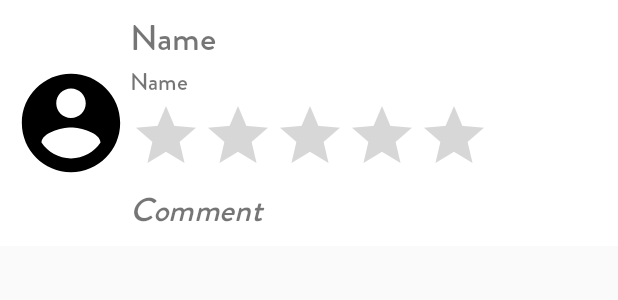
After one commit to Konjuhi/EkstremEat, an Android app: the layout layout_comment_item.xml on its own in the app's theme, with its tools: preview values and no code run, on a phone screen of 412 x 824 dp. The commit adds this screen. Shown: the top 300 px of the screen. Run offline under Robolectric (Android 15) with nearby library versions, the phone set to English and light mode, and no system bars.

Commit message:
comments

```diff
--- a/app/src/main/java/com/kotlin/ekstremeat/Adapter/MyFoodListAdapter.kt
+++ b/app/src/main/java/com/kotlin/ekstremeat/Adapter/MyFoodListAdapter.kt
@@ -32,10 +32,10 @@ RecyclerView.Adapter<MyFoodListAdapter.MyViewHolder>(){
         holder.txt_food_price!!.text=foodList[position].price.toString()
 
         //Event
-
         holder.setListener(object:IRecyclerItemClickListener{
             override fun onItemClick(view: View, pos: Int) {
                 Common.foodSelected = foodList[pos]
+                Common.foodSelected!!.key = pos.toString()
                 EventBus.getDefault().postSticky(FoodItemClick(true,foodList[pos]))
             }
 
@@ -58,6 +58,7 @@ RecyclerView.Adapter<MyFoodListAdapter.MyViewHolder>(){
 
         internal var listener: IRecyclerItemClickListener?=null
 
+
         fun setListener(listener: IRecyclerItemClickListener)
         {
             this.listener = listener
--- a/app/src/main/java/com/kotlin/ekstremeat/Common/Common.kt
+++ b/app/src/main/java/com/kotlin/ekstremeat/Common/Common.kt
@@ -5,6 +5,7 @@ import com.kotlin.ekstremeat.Model.FoodModel
 import com.kotlin.ekstremeat.Model.UserModel
 
 object Common {
+    val COMMENT_REF: String = "Comment"
     var foodSelected:FoodModel? =null
     var categorySelected:CategoryModel?=null
     val CATEGORY_REF: String = "Category"
--- a/app/src/main/java/com/kotlin/ekstremeat/Model/FoodModel.kt
+++ b/app/src/main/java/com/kotlin/ekstremeat/Model/FoodModel.kt
@@ -1,7 +1,7 @@
 package com.kotlin.ekstremeat.Model
 
 class FoodModel {
-
+    var key:String?=null
     var name:String? = null
     var image:String?=null
     var id:String?=null
@@ -10,4 +10,7 @@ class FoodModel {
     var addon:List<AddonModel> = ArrayList<AddonModel>()
     var size:List<SizeModel> = ArrayList<SizeModel>()
 
+    var ratingValue:Double = 0.toDouble()
+    var ratingCount:Long = 0.toLong()
+
 }
--- /dev/null
+++ b/app/src/main/res/drawable/ic_account_circle_black_24dp.xml
@@ -0,0 +1,9 @@
+<vector xmlns:android="http://schemas.android.com/apk/res/android"
+        android:width="24dp"
+        android:height="24dp"
+        android:viewportWidth="24.0"
+        android:viewportHeight="24.0">
+    <path
+        android:fillColor="#FF000000"
+        android:pathData="M12,2C6.48,2 2,6.48 2,12s4.48,10 10,10 10,-4.48 10,-10S17.52,2 12,2zM12,5c1.66,0 3,1.34 3,3s-1.34,3 -3,3 -3,-1.34 -3,-3 1.34,-3 3,-3zM12,19.2c-2.5,0 -4.71,-1.28 -6,-3.22 0.03,-1.99 4,-3.08 6,-3.08 1.99,0 5.97,1.09 6,3.08 -1.29,1.94 -3.5,3.22 -6,3.22z"/>
+</vector>
--- /dev/null
+++ b/app/src/main/res/layout/layout_comment_item.xml
@@ -0,0 +1,55 @@
+<?xml version="1.0" encoding="utf-8"?>
+<LinearLayout xmlns:android="http://schemas.android.com/apk/res/android"
+    android:orientation="horizontal"
+    android:padding="8dp"
+    android:weightSum="10"
+    android:background="@android:color/white"
+    android:layout_width="match_parent"
+    android:layout_height="wrap_content">
+
+    <ImageView
+        android:layout_width="0dp"
+        android:layout_height="100dp"
+        android:layout_weight="2"
+        android:layout_gravity="center_horizontal|center_vertical"
+        android:src="@drawable/ic_account_circle_black_24dp"/>
+
+    <LinearLayout
+        android:layout_width="0dp"
+        android:layout_height="wrap_content"
+        android:layout_weight="8"
+        android:orientation="vertical">
+      <TextView
+          android:layout_width="wrap_content"
+          android:layout_height="wrap_content"
+          android:id="@+id/txt_comment_name"
+          android:text="Name"
+          android:textSize="24sp"
+          android:fontFamily="@font/brandon_medium"/>
+
+        <TextView
+            android:layout_width="wrap_content"
+            android:layout_height="wrap_content"
+            android:id="@+id/txt_comment_date"
+            android:fontFamily="@font/brandon_medium"
+            android:textSize="16sp"
+            android:text="Name"/>
+        <RatingBar
+            android:layout_width="wrap_content"
+            android:layout_height="wrap_content"
+            android:id="@+id/ratingBar"
+            android:numStars="5"
+            style="?attr/ratingBarStyle"/>
+
+        <TextView
+            android:layout_width="match_parent"
+            android:layout_height="wrap_content"
+            android:id="@+id/txt_comment"
+            android:text="Comment"
+            android:textSize="22sp"
+            android:textStyle="italic"
+            android:fontFamily="@font/brandon_medium"/>
+
+    </LinearLayout>
+
+</LinearLayout>
--- a/app/src/main/res/navigation/mobile_navigation.xml
+++ b/app/src/main/res/navigation/mobile_navigation.xml
@@ -45,4 +45,9 @@
         android:name="com.kotlin.ekstremeat.ui.foodList.FoodListFragment"
         android:label="@string/menu_food_list"
         tools:layout="@layout/fragment_food_list" />
+    <fragment
+        android:id="@+id/commentFragment"
+        android:name="com.kotlin.ekstremeat.ui.comment.CommentFragment"
+        android:label="fragment_comment"
+        tools:layout="@layout/fragment_comment" />
 </navigation>
```
Also changed, not shown: app/src/main/java/com/kotlin/ekstremeat/Adapter/MyCommentAdapter.kt (added, +52 -0 lines), app/src/main/java/com/kotlin/ekstremeat/Callback/ICommentCallBack.kt (added, +8 -0 lines), app/src/main/java/com/kotlin/ekstremeat/Model/CommentModel.kt (added, +9 -0 lines), app/src/main/java/com/kotlin/ekstremeat/ui/comment/CommentFragment.kt (added, +131 -0 lines), app/src/main/java/com/kotlin/ekstremeat/ui/comment/CommentViewModel.kt (added, +19 -0 lines), app/src/main/java/com/kotlin/ekstremeat/ui/fooddetail/FoodDetailFragment.kt (+140 -5 lines), app/src/main/java/com/kotlin/ekstremeat/ui/fooddetail/FoodDetailViewModel.kt (+26 -0 lines), app/src/main/res/layout/bottom_sheet_comment_fragment.xml (added, +15 -0 lines), app/src/main/res/layout/fragment_comment.xml (added, +14 -0 lines), app/src/main/res/layout/layout_rating_comment.xml (added, +31 -0 lines).
